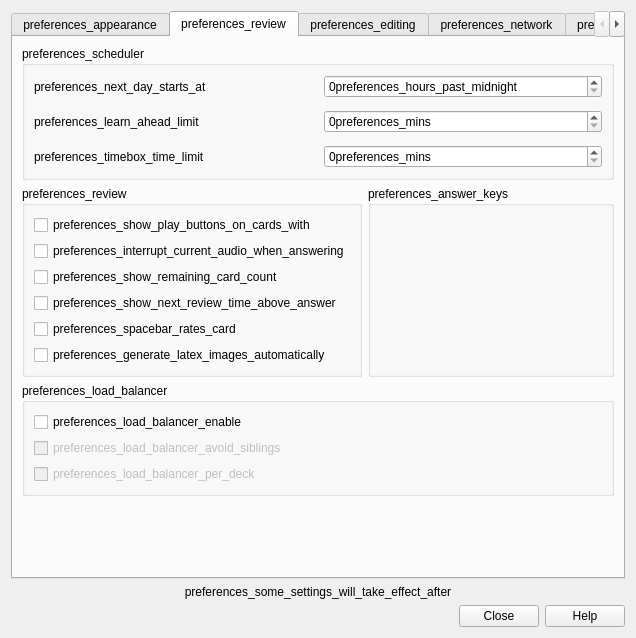
Qt form qt/aqt/forms/preferences.ui (ankitects/anki) before a commit.
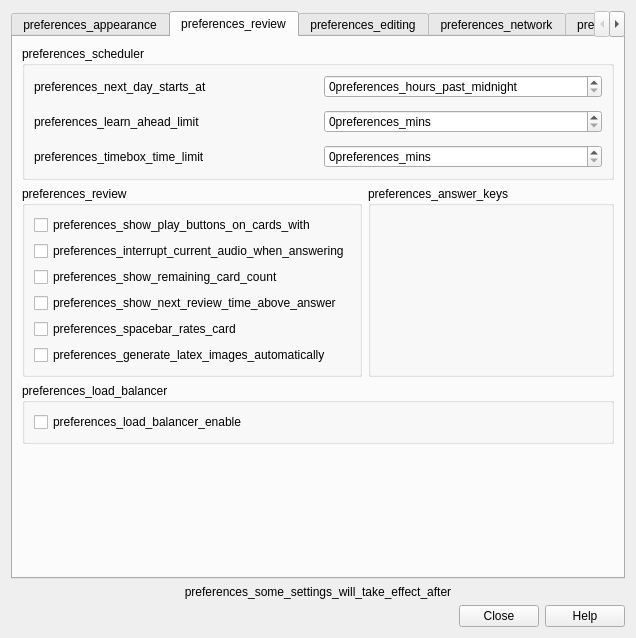
The same form after that commit. The open tabs and pages were chosen to show the change.

The edit to the form file:
```diff
--- a/qt/aqt/forms/preferences.ui
+++ b/qt/aqt/forms/preferences.ui
@@ -463,26 +463,6 @@
             </property>
            </widget>
           </item>
-          <item>
-           <widget class="QCheckBox" name="load_balancer_avoid_siblings">
-            <property name="enabled">
-             <bool>false</bool>
-            </property>
-            <property name="text">
-             <string>preferences_load_balancer_avoid_siblings</string>
-            </property>
-           </widget>
-          </item>
-          <item>
-           <widget class="QCheckBox" name="load_balancer_per_deck">
-            <property name="enabled">
-             <bool>false</bool>
-            </property>
-            <property name="text">
-             <string>preferences_load_balancer_per_deck</string>
-            </property>
-           </widget>
-          </item>
          </layout>
         </widget>
        </item>
```
